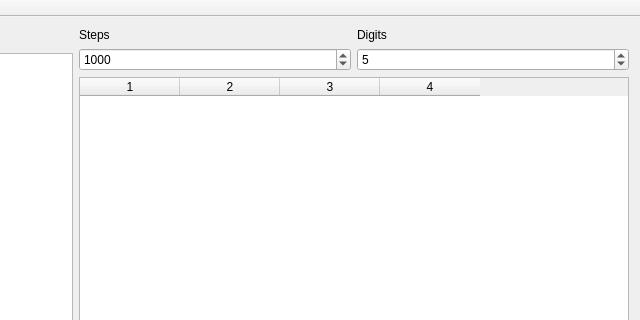
kzhereb/knu-is-ooop2019, file QtPi/mainwindow.ui: the form before one commit; both pictures show x 132 to 772 and y 0 to 320 of the 772 by 460 pixel window.
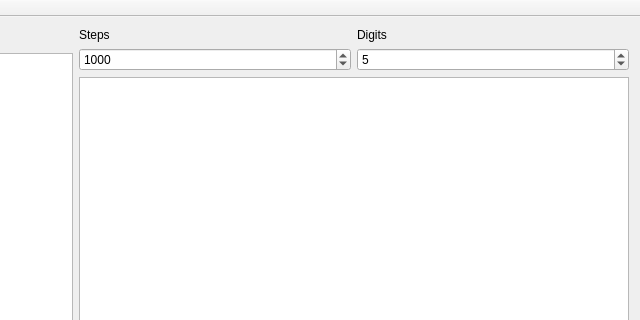
The form after the commit.

Commit message:
Switched to QTableView with QStandardModel
Morph widget into QTableView
Add instance of QStandardModel
Perform most operations with model instead of view

Some bugs remain - will be fixed in next commits

The edit to the form file:
```diff
--- a/QtPi/mainwindow.ui
+++ b/QtPi/mainwindow.ui
@@ -80,17 +80,10 @@
        <widget class="QListWidget" name="lswCalculators"/>
       </item>
       <item row="2" column="1">
-       <widget class="QTableWidget" name="tblResults">
+       <widget class="QTableView" name="tblResults">
         <property name="sortingEnabled">
          <bool>true</bool>
         </property>
-        <property name="columnCount">
-         <number>4</number>
-        </property>
-        <column/>
-        <column/>
-        <column/>
-        <column/>
        </widget>
       </item>
      </layout>
```
The commit also changes 2 other files.
